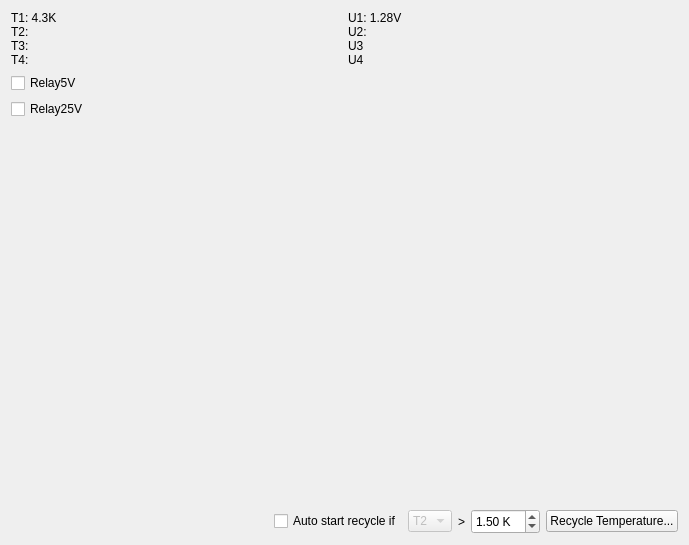
The window that User/SimpleApplication/tempm1widget.ui (OzhegovRoman/ControlUnit4_Software) describes before a commit, drawn with Qt 5.
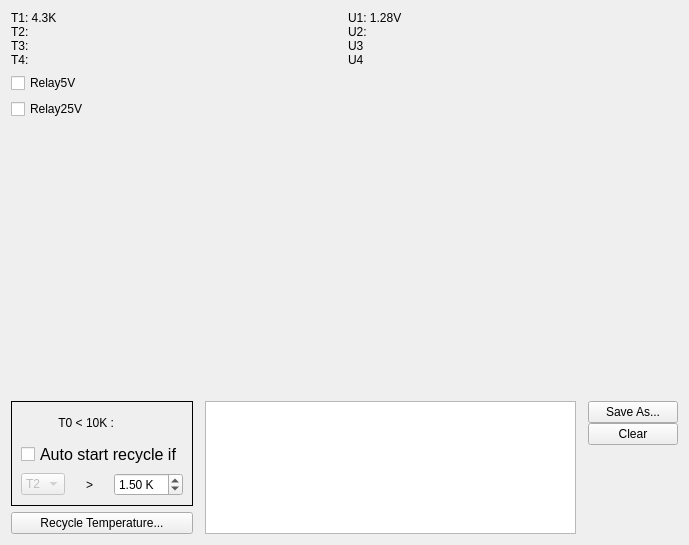
The same window after the commit.

Diff of the .ui file:
```diff
--- a/User/SimpleApplication/tempm1widget.ui
+++ b/User/SimpleApplication/tempm1widget.ui
@@ -85,9 +85,45 @@
     </spacer>
    </item>
    <item>
-    <layout class="QHBoxLayout" name="horizontalLayout_2">
+    <layout class="QGridLayout" name="gridLayout" columnstretch="1,3,1,1">
+     <property name="horizontalSpacing">
+      <number>12</number>
+     </property>
+     <property name="verticalSpacing">
+      <number>6</number>
+     </property>
+     <item row="3" column="0">
+      <widget class="QPushButton" name="PB_RecycleTemp">
+       <property name="sizePolicy">
+        <sizepolicy hsizetype="Minimum" vsizetype="Fixed">
+         <horstretch>0</horstretch>
+         <verstretch>0</verstretch>
+        </sizepolicy>
+       </property>
+       <property name="minimumSize">
+        <size>
+         <width>0</width>
+         <height>0</height>
+        </size>
+       </property>
+       <property name="styleSheet">
+        <string notr="true">font: 12pt &quot;MS Shell Dlg 2&quot;;</string>
+       </property>
+       <property name="text">
+        <string>Recycle Temperature...</string>
+       </property>
+      </widget>
+     </item>
+     <item row="2" column="0">
+      <widget class="QFrame" name="verticalFrame_3">
+       <property name="frameShape">
+        <enum>QFrame::Box</enum>
+       </property>
+       <layout class="QVBoxLayout" name="verticalLayout_5">
      <item>
-      <spacer name="horizontalSpacer">
+         <layout class="QHBoxLayout" name="horizontalLayout_6">
+          <item>
+           <spacer name="horizontalSpacer_3">
        <property name="orientation">
         <enum>Qt::Horizontal</enum>
        </property>
@@ -99,6 +135,19 @@
        </property>
       </spacer>
      </item>
+          <item>
+           <widget class="QLabel" name="label_3">
+            <property name="styleSheet">
+             <string notr="true">font: 12pt &quot;MS Shell Dlg 2&quot;; color: black</string>
+            </property>
+            <property name="text">
+             <string>T0 &lt; 10K :</string>
+            </property>
+            <property name="alignment">
+             <set>Qt::AlignRight|Qt::AlignTrailing|Qt::AlignVCenter</set>
+            </property>
+           </widget>
+          </item>
      <item>
       <widget class="QLabel" name="L_isOperating">
        <property name="minimumSize">
@@ -119,15 +168,80 @@
       </widget>
      </item>
      <item>
+           <spacer name="horizontalSpacer_2">
+            <property name="orientation">
+             <enum>Qt::Horizontal</enum>
+            </property>
+            <property name="sizeHint" stdset="0">
+             <size>
+              <width>40</width>
+              <height>20</height>
+             </size>
+            </property>
+           </spacer>
+          </item>
+         </layout>
+        </item>
+        <item>
+         <layout class="QHBoxLayout" name="horizontalLayout_4">
+          <item>
+           <spacer name="horizontalSpacer_4">
+            <property name="orientation">
+             <enum>Qt::Horizontal</enum>
+            </property>
+            <property name="sizeHint" stdset="0">
+             <size>
+              <width>40</width>
+              <height>20</height>
+             </size>
+            </property>
+           </spacer>
+          </item>
+          <item>
       <widget class="QCheckBox" name="CB_TemperatureControl">
+            <property name="font">
+             <font>
+              <family>MS Shell Dlg 2</family>
+              <pointsize>12</pointsize>
+              <weight>50</weight>
+              <italic>false</italic>
+              <bold>false</bold>
+             </font>
+            </property>
+            <property name="layoutDirection">
+             <enum>Qt::LeftToRight</enum>
+            </property>
        <property name="styleSheet">
         <string notr="true">font: 12pt &quot;MS Shell Dlg 2&quot;; color: black</string>
        </property>
        <property name="text">
         <string>Auto start recycle if</string>
        </property>
-      </widget>
-     </item>
+            <property name="iconSize">
+             <size>
+              <width>25</width>
+              <height>25</height>
+             </size>
+            </property>
+           </widget>
+          </item>
+          <item>
+           <spacer name="horizontalSpacer_5">
+            <property name="orientation">
+             <enum>Qt::Horizontal</enum>
+            </property>
+            <property name="sizeHint" stdset="0">
+             <size>
+              <width>40</width>
+              <height>20</height>
+             </size>
+            </property>
+           </spacer>
+          </item>
+         </layout>
+        </item>
+        <item>
+         <layout class="QHBoxLayout" name="horizontalLayout_5">
      <item>
       <widget class="QComboBox" name="CB_SelectedTempSensor">
        <property name="enabled">
@@ -156,17 +270,18 @@
        <property name="text">
         <string>&gt;</string>
        </property>
+            <property name="alignment">
+             <set>Qt::AlignCenter</set>
+            </property>
       </widget>
      </item>
      <item>
-      <layout class="QGridLayout" name="gridLayout">
-       <item row="0" column="0">
         <widget class="QDoubleSpinBox" name="DSB_TempThreshold">
          <property name="enabled">
           <bool>true</bool>
          </property>
          <property name="sizePolicy">
-          <sizepolicy hsizetype="Minimum" vsizetype="Minimum">
+             <sizepolicy hsizetype="Minimum" vsizetype="Maximum">
            <horstretch>0</horstretch>
            <verstretch>0</verstretch>
           </sizepolicy>
@@ -190,21 +305,64 @@
        </item>
       </layout>
      </item>
-     <item>
-      <widget class="QPushButton" name="PB_RecycleTemp">
-       <property name="minimumSize">
+       </layout>
+      </widget>
+     </item>
+     <item row="2" column="1" rowspan="2" colspan="2">
+      <widget class="QPlainTextEdit" name="PTE_Log">
+       <property name="sizePolicy">
+        <sizepolicy hsizetype="Minimum" vsizetype="Ignored">
+         <horstretch>0</horstretch>
+         <verstretch>0</verstretch>
+        </sizepolicy>
+       </property>
+       <property name="maximumSize">
         <size>
-         <width>0</width>
-         <height>0</height>
+         <width>16777215</width>
+         <height>1231344</height>
         </size>
        </property>
        <property name="styleSheet">
         <string notr="true">font: 12pt &quot;MS Shell Dlg 2&quot;;</string>
        </property>
+      </widget>
+     </item>
+     <item row="2" column="3" rowspan="2">
+      <layout class="QVBoxLayout" name="verticalLayout_3">
+       <item>
+        <widget class="QPushButton" name="PB_SaveLogAs">
+         <property name="styleSheet">
+          <string notr="true">font: 12pt &quot;MS Shell Dlg 2&quot;;</string>
+         </property>
        <property name="text">
-        <string>Recycle Temperature...</string>
-       </property>
-      </widget>
+          <string>Save As...</string>
+         </property>
+        </widget>
+       </item>
+       <item>
+        <widget class="QPushButton" name="PB_ClearLog">
+         <property name="styleSheet">
+          <string notr="true">font: 12pt &quot;MS Shell Dlg 2&quot;;</string>
+         </property>
+         <property name="text">
+          <string>Clear</string>
+         </property>
+        </widget>
+       </item>
+       <item>
+        <spacer name="verticalSpacer_2">
+         <property name="orientation">
+          <enum>Qt::Vertical</enum>
+         </property>
+         <property name="sizeHint" stdset="0">
+          <size>
+           <width>20</width>
+           <height>40</height>
+          </size>
+         </property>
+        </spacer>
+       </item>
+      </layout>
      </item>
     </layout>
    </item>
```
Left out of the diff: 22 changed lines with no effect on the pictures. Lines whose indentation alone changed are shown as unchanged.
